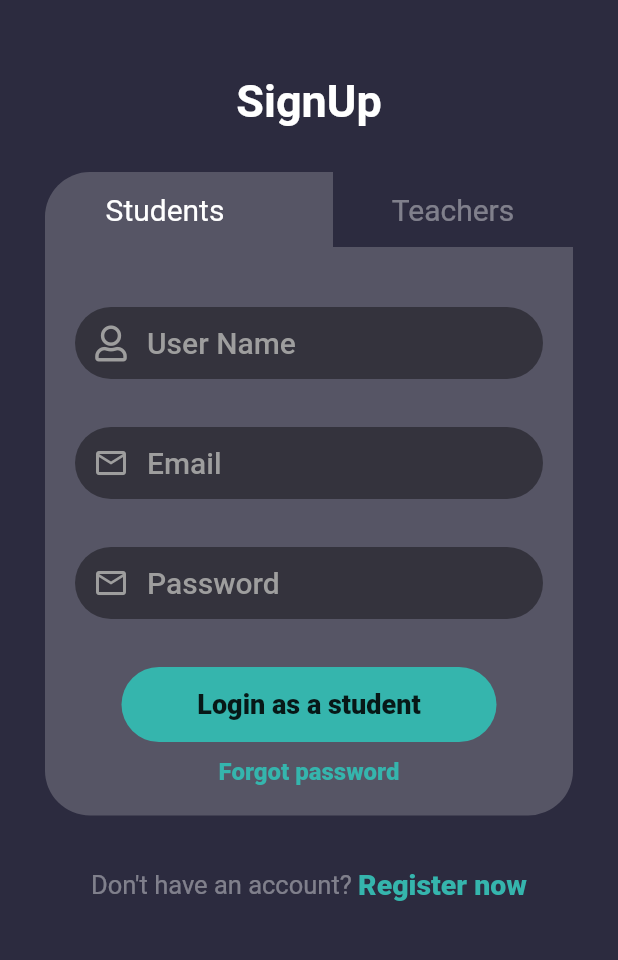
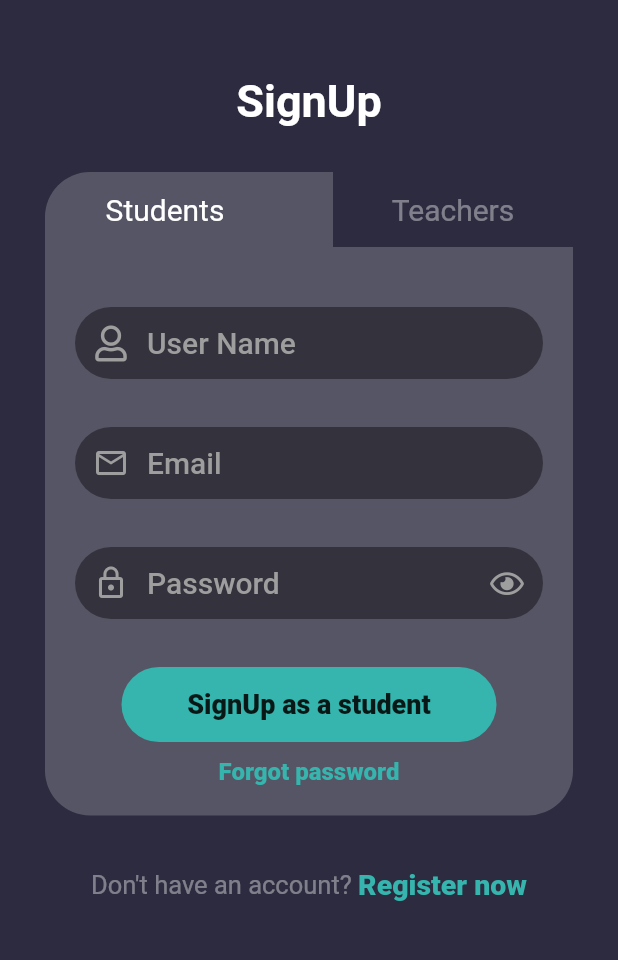
Before and after one commit to Shehan82/ScHoOlYMoB, a Flutter app: the SignUpScreen screen opened directly, on a phone screen of 412 x 824 dp, the part 101-1061 px from its top. Run offline on Flutter 3.47's test engine with Material 2 defaults, Android fonts, the phone set to English and light mode, and no system bars; our stand-ins replace firebase_auth, firebase_core, font_awesome_flutter, google_fonts; accounts and stored records are empty; Roboto replaces fonts that are missing (Itim).

Commit message:
signUp screen done

```diff
--- a/lib/screens/signUp.dart
+++ b/lib/screens/signUp.dart
@@ -17,6 +17,8 @@ class _SignUpScreenState extends State<SignUpScreen> {
   TextEditingController passwordTEC = new TextEditingController();
   TextEditingController keyTEC = new TextEditingController();
   TextEditingController userNameTEC = new TextEditingController();
+
+  bool obsecure = true;
   @override
   Widget build(BuildContext context) {
     return Scaffold(
@@ -289,6 +291,7 @@ class _SignUpScreenState extends State<SignUpScreen> {
                         width: 320,
                         height: 70,
                         child: TextFormField(
+                          obscureText: obsecure,
                           validator: (val) {
                             return val.length > 6
                                 ? null
@@ -303,9 +306,36 @@ class _SignUpScreenState extends State<SignUpScreen> {
                               filled: true,
                               fillColor: Colors.black.withOpacity(0.4),
                               prefixIcon: Icon(
-                                Icons.mail_outline,
+                                Icons.lock_outline,
                                 color: Colors.grey,
                               ),
+                              suffixIcon: obsecure
+                                  ? GestureDetector(
+                                      onTap: () {
+                                        setState(() {
+                                          obsecure = !obsecure;
+                                        });
+                                      },
+                                      child: Icon(
+                                        // Icons.remove_red_eye_outlined,
+                                        FontAwesomeIcons.eye,
+                                        size: 20,
+                                        color: Colors.grey,
+                                      ),
+                                    )
+                                  : GestureDetector(
+                                      onTap: () {
+                                        setState(() {
+                                          obsecure = !obsecure;
+                                        });
+                                      },
+                                      child: Icon(
+                                        // Icons.remove_red_eye_outlined,
+                                        FontAwesomeIcons.eyeSlash,
+                                        size: 20,
+                                        color: Colors.grey,
+                                      ),
+                                    ),
                               contentPadding: EdgeInsets.only(
                                   left: 2, top: 2, bottom: 2, right: 20),
                               // isDense: true,
@@ -341,10 +371,10 @@ class _SignUpScreenState extends State<SignUpScreen> {
                         borderRadius: BorderRadius.circular(30)),
                     margin: EdgeInsets.only(top: 10, bottom: 10),
                     child: isTeacher
-                        ? Text("Login as a teacher",
+                        ? Text("SignUp as a teacher",
                             style: GoogleFonts.itim(
                                 fontSize: 18, fontWeight: FontWeight.w800))
-                        : Text("Login as a student",
+                        : Text("SignUp as a student",
                             style: GoogleFonts.itim(
                                 fontSize: 18, fontWeight: FontWeight.w800)),
                   ),
```
